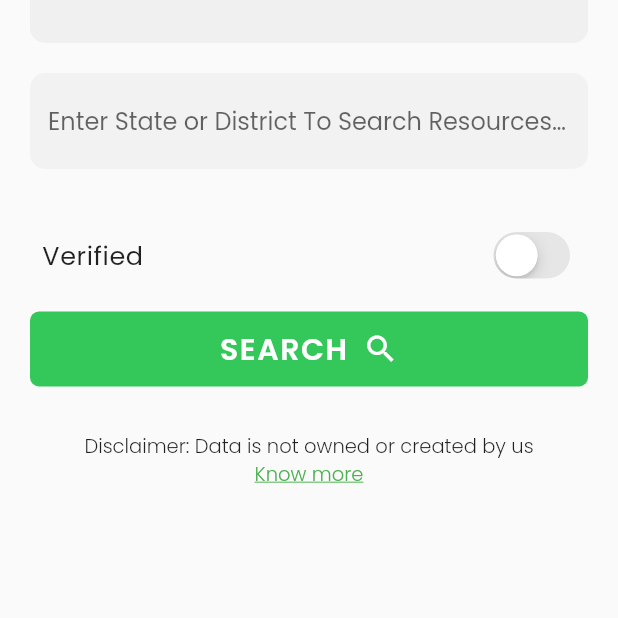
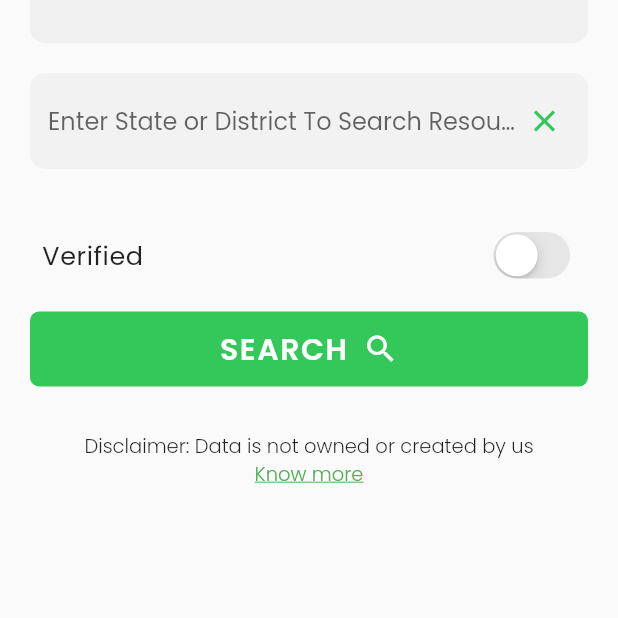
Before and after one commit to icodelifee/CovidAID-flutter, a Flutter app: the screen it shows after launch, on a phone screen of 412 x 824 dp, the part 341-959 px from its top. Run offline on Flutter 3.47's test engine with Material 2 defaults, Android fonts, the phone set to English and light mode, and no system bars; drawn by our look-alikes of auto_size_text, carousel_slider; our stand-ins replace awesome_notifications, cloud_firestore, dio, firebase_auth, firebase_core, firebase_messaging and 4 more; missing offline and left inert: dio_cache_interceptor, expand_widget, fuzzywuzzy; accounts and stored records are empty; network calls fail.

Commit message:
feat: add text clear button in homepage search

```diff
--- a/lib/ui/homepage/widgets/place_textfield.dart
+++ b/lib/ui/homepage/widgets/place_textfield.dart
@@ -21,7 +21,15 @@ class PlaceTextField extends StatelessWidget {
         return TextFormField(
           controller: textEditingController,
           decoration: AppTheme.inputDecoration(
-              'Enter State or District To Search Resources For'),
+                  'Enter State or District To Search Resources For')
+              .copyWith(
+                  suffixIcon: IconButton(
+            padding: EdgeInsets.only(right: 10),
+            icon: Icon(Icons.close, color: Get.theme.accentColor),
+            onPressed: () {
+              textEditingController.clear();
+            },
+          )),
           focusNode: focusNode,
         );
       },
```
